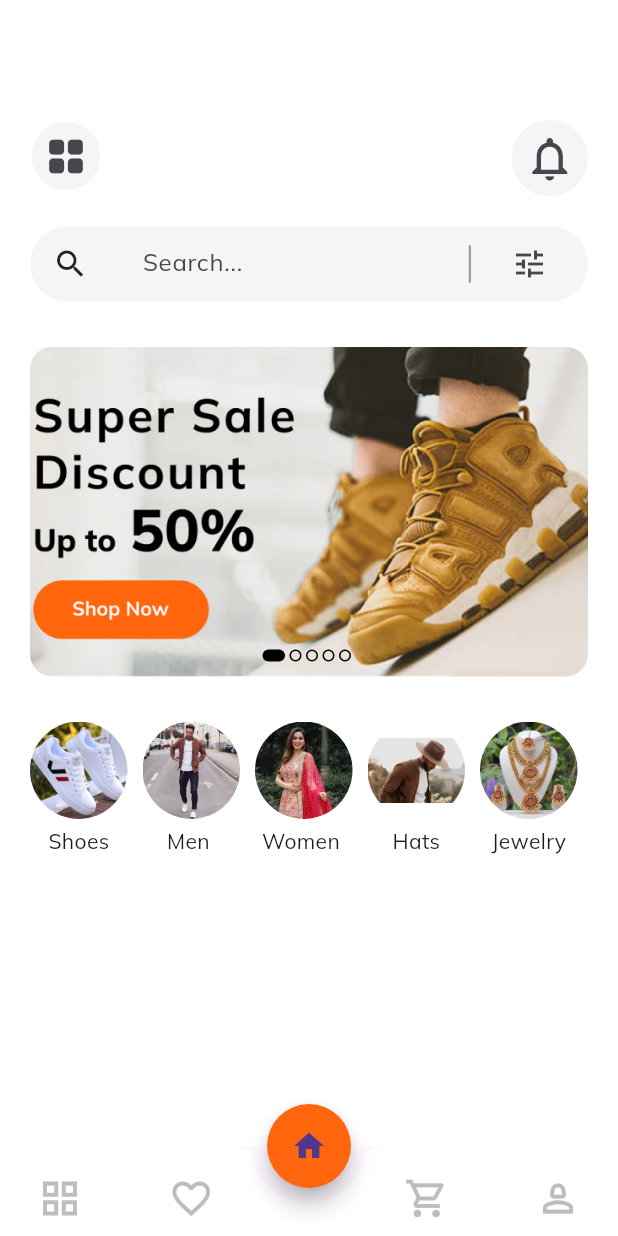
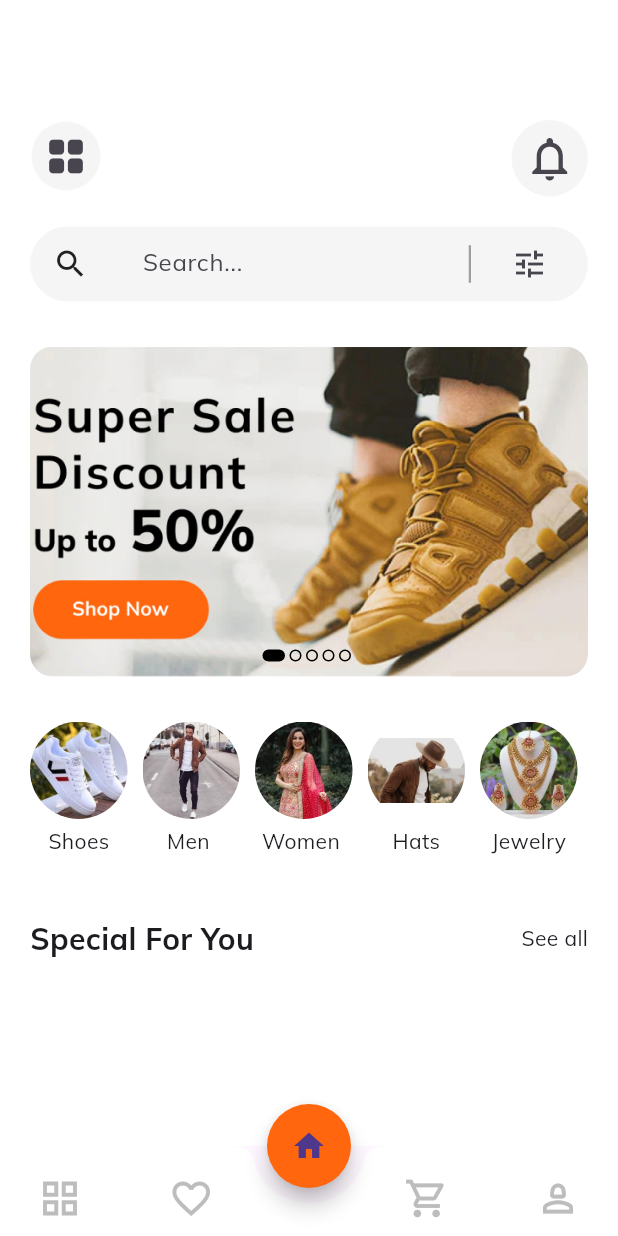
Before and after one commit to BakhtiarAhmed41/Ecommerce-App-Using-Provider, a Flutter app: the screen it shows after launch, on a phone screen of 412 x 824 dp. Run offline on Flutter 3.47's test engine with Material 3 defaults, Android fonts, the phone set to English and light mode, and no system bars; our stand-ins replace google_fonts.

Commit message:
Some changes

```diff
--- a/lib/Screens/Home/home.dart
+++ b/lib/Screens/Home/home.dart
@@ -18,7 +18,8 @@ class _HomeState extends State<Home> {
   Widget build(BuildContext context) {
     return Scaffold(
         backgroundColor: Colors.white,
-        body: Padding(
+        body: SingleChildScrollView(
+          child: Padding(
             padding: const EdgeInsets.all(20),
             child: Column(
               children: [
@@ -35,7 +36,8 @@ class _HomeState extends State<Home> {
                         Icons.grid_view_rounded,
                         size: 30,
                       ),
-                    style: IconButton.styleFrom(backgroundColor: contentColor),
+                      style:
+                          IconButton.styleFrom(backgroundColor: contentColor),
                     ),
                     IconButton(
                         onPressed: () {},
@@ -91,7 +93,8 @@ class _HomeState extends State<Home> {
                       const SizedBox(
                         width: 15,
                       ),
-                    IconButton(onPressed: () {}, icon: const Icon(Icons.tune)),
+                      IconButton(
+                          onPressed: () {}, icon: const Icon(Icons.tune)),
                       const SizedBox(
                         width: 15,
                       ),
@@ -109,9 +112,22 @@ class _HomeState extends State<Home> {
                 ),
                 const SizedBox(height: 30),
                 const Categories(),
+                const Row(
+                  mainAxisAlignment: MainAxisAlignment.spaceBetween,
+                  children: [
+                    Text(
+                      "Special For You",
+                      style: TextStyle(
+                        fontWeight: FontWeight.bold,
+                        fontSize: 20,
+                      ),
+                    ),
 
-
+                    Text("See all", )
                   ],
+                )
+              ],
+            ),
           ),
         ));
   }
```
Lines whose indentation alone changed are shown as unchanged.
